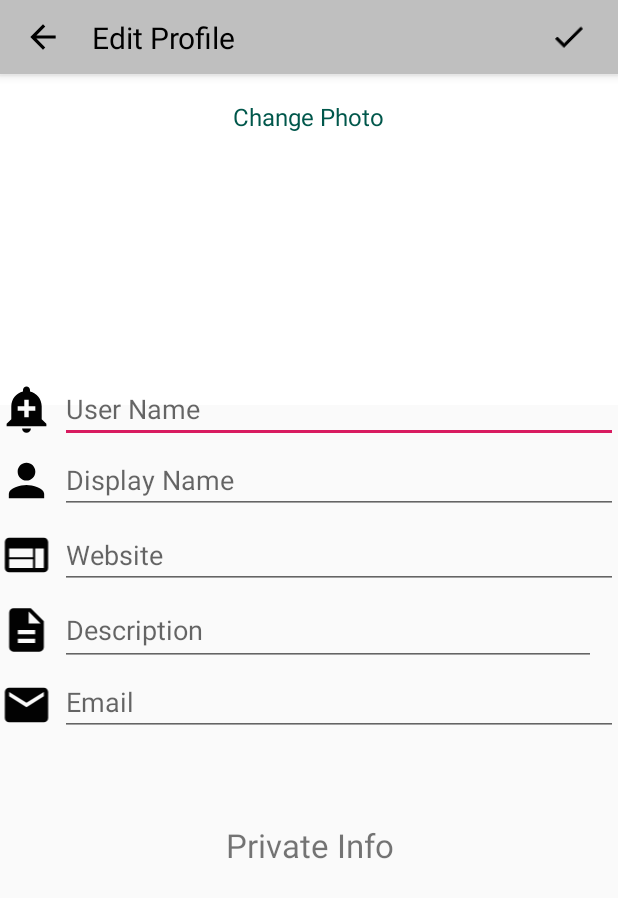
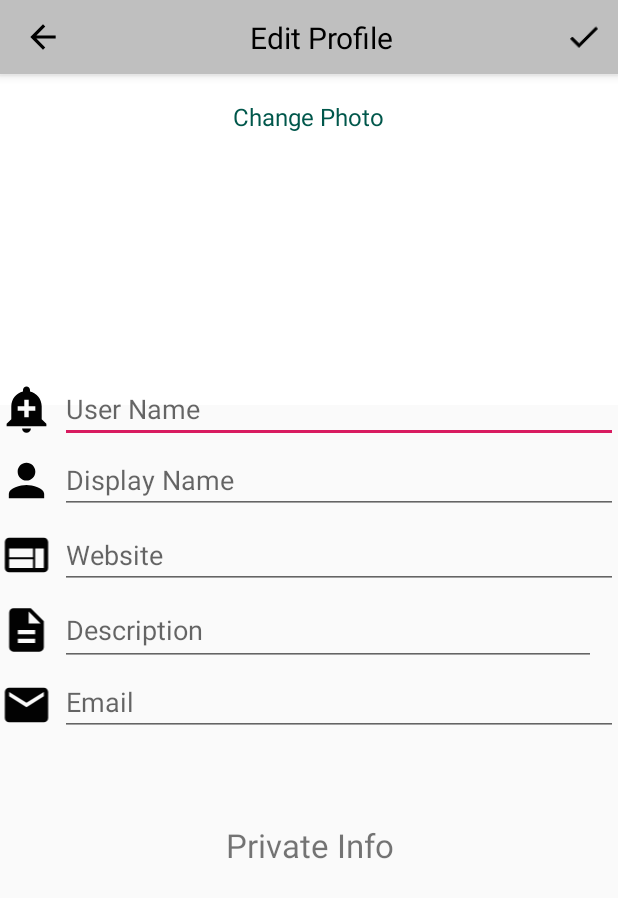
Before and after one commit to shlomiDaniel/InstagramApp, an Android app: the fragment EditProfileFragment shown on its own in the app's theme, on a phone screen of 412 x 824 dp. Shown: the top 898 px of the screen. Run offline under Robolectric (Android 15) with nearby library versions, the phone set to English and light mode, and no system bars; our stand-ins replace CircleImageView, Firebase (no records; nobody signed in at launch, a user with empty details on screens opened directly); libraries missing offline, so code that uses them is left out: com.nostra13.universalimageloader; pictures from the network do not load; 2 statements that could not run were skipped.

```diff
--- a/app/src/main/java/com/shlomi/instagramapp/Profile/EditProfileFragment.java
+++ b/app/src/main/java/com/shlomi/instagramapp/Profile/EditProfileFragment.java
@@ -103,6 +103,7 @@ import static android.support.constraint.Constraints.TAG;
         storage = FirebaseStorage.getInstance();
         storageRef = storage.getReference();
         StorageReference photoReference = storageRef.child("photos").child("users").child(mAuth.getCurrentUser().getUid()).child("profile_image");
+
         photoReference.getDownloadUrl().addOnSuccessListener(new OnSuccessListener<Uri>() {
             @Override
             public void onSuccess(Uri uri) {
--- a/app/src/main/res/layout/edit_profile_tool_bar.xml
+++ b/app/src/main/res/layout/edit_profile_tool_bar.xml
@@ -18,19 +18,17 @@
                 <ImageView
                     android:layout_width="25dp"
                     android:layout_height="25dp"
-                    android:layout_marginEnd="20dp"
                     android:layout_centerVertical="true"
                     android:id="@+id/profile_menu"
-                    android:layout_marginRight="20dp"
                     android:src="@drawable/ic_back_arrow"/>
 
                 <TextView
-                    android:layout_width="wrap_content"
+                    android:layout_width="match_parent"
                     android:layout_height="wrap_content"
                     android:layout_centerVertical="true"
                     android:text="@string/editProfile"
+                    android:gravity="center"
                     android:textSize="20sp"
-                    android:layout_toEndOf="@+id/profile_menu"
                     android:textColor="@color/black"
                     android:id="@+id/proileName"
                     />
@@ -38,11 +36,9 @@
                 <ImageView
                     android:layout_width="25dp"
                     android:layout_height="25dp"
-                    android:layout_marginStart="10dp"
-                    android:layout_marginEnd="20dp"
+                    android:layout_marginEnd="10dp"
                     android:layout_centerVertical="true"
                     android:id="@+id/save_changes"
-                    android:layout_marginRight="20dp"
                     android:src="@drawable/ic_save_setting"
                     android:layout_alignParentEnd="true"
                     />
--- a/app/src/main/res/layout/fragment_edit_profile.xml
+++ b/app/src/main/res/layout/fragment_edit_profile.xml
@@ -6,13 +6,13 @@
 <RelativeLayout
     android:layout_width="match_parent"
     android:layout_height="match_parent">
+
     <RelativeLayout
         android:layout_width="match_parent"
         android:layout_height="wrap_content"
         android:id="@+id/relayout1">
+    </RelativeLayout>
 
-
-    </RelativeLayout>
     <RelativeLayout
         android:layout_width="match_parent"
         android:layout_height="wrap_content"
--- a/app/src/main/res/layout/layaot_center_profile.xml
+++ b/app/src/main/res/layout/layaot_center_profile.xml
@@ -31,12 +31,12 @@
                 android:orientation="vertical">
 
                 <TextView
-                    android:id="@+id/usernameid"
+                    android:id="@+id/numberOfPhotos"
                     android:layout_width="wrap_content"
                     android:layout_height="wrap_content"
                     android:layout_gravity="left"
-                    android:hint="@string/name"
-                    android:text="@string/name" />
+                    android:hint="@string/photos"
+                    android:text="@string/photos" />
 
                 <TextView
                     android:id="@+id/email_id"
--- a/app/src/main/res/values/strings.xml
+++ b/app/src/main/res/values/strings.xml
@@ -32,5 +32,8 @@
     <string name="website">Website</string>
     <string name="description">Description</string>
     <string name="privateInfo">Private Info</string>
+    <string name="totalUploadedPhotos">%d Photos</string>
+    <string name="noPhotosUploaded">No Photos</string>
+    <string name="photos">Photos</string>
     <string name="post_description">The app allows users to upload photos and videos to the service, which can be edited with various filters, and organized with tags and location information. </string>
 </resources>
```
Also changed, not shown: app/src/main/java/com/shlomi/instagramapp/Profile/ProfileActivity.java (+15 -8 lines), app/src/main/java/com/shlomi/instagramapp/Profile/ViewPostActivity.java (+13 -1 lines), app/src/main/java/com/shlomi/instagramapp/Profile/accountSettingsActivity.java (+23 -17 lines), app/src/main/res/layout/top_profile_bar.xml (+2 -5 lines).
